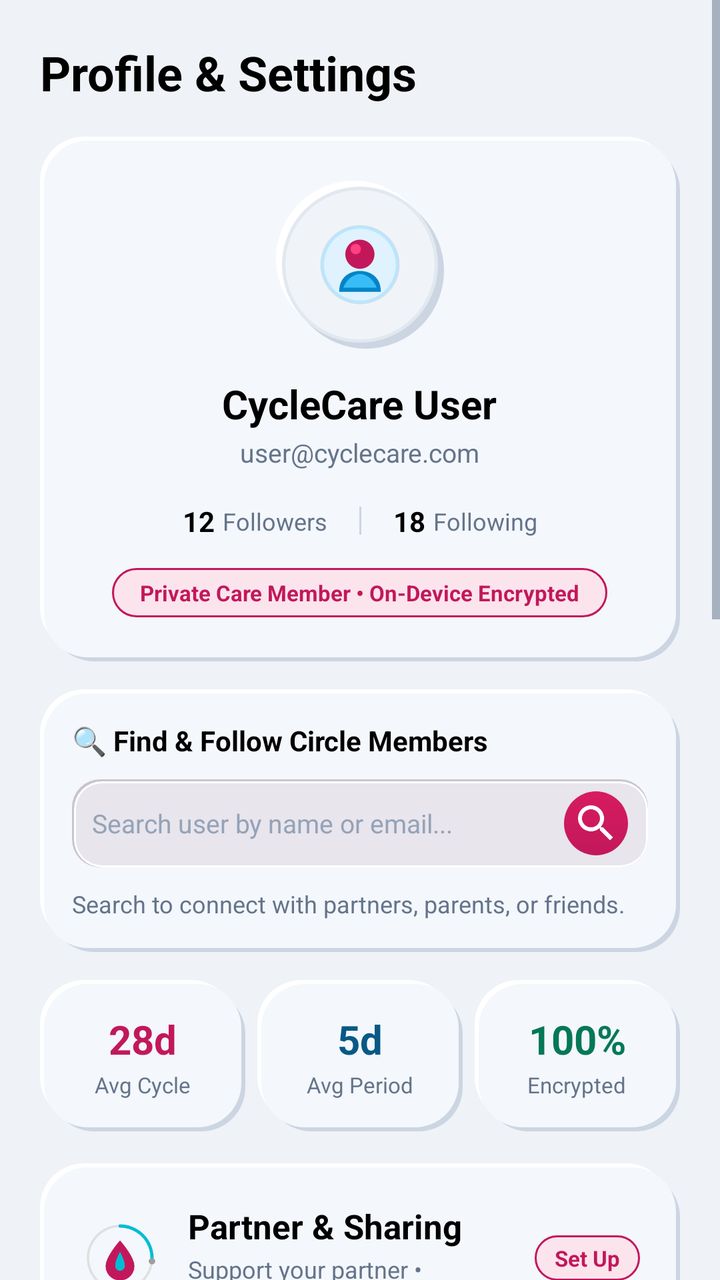
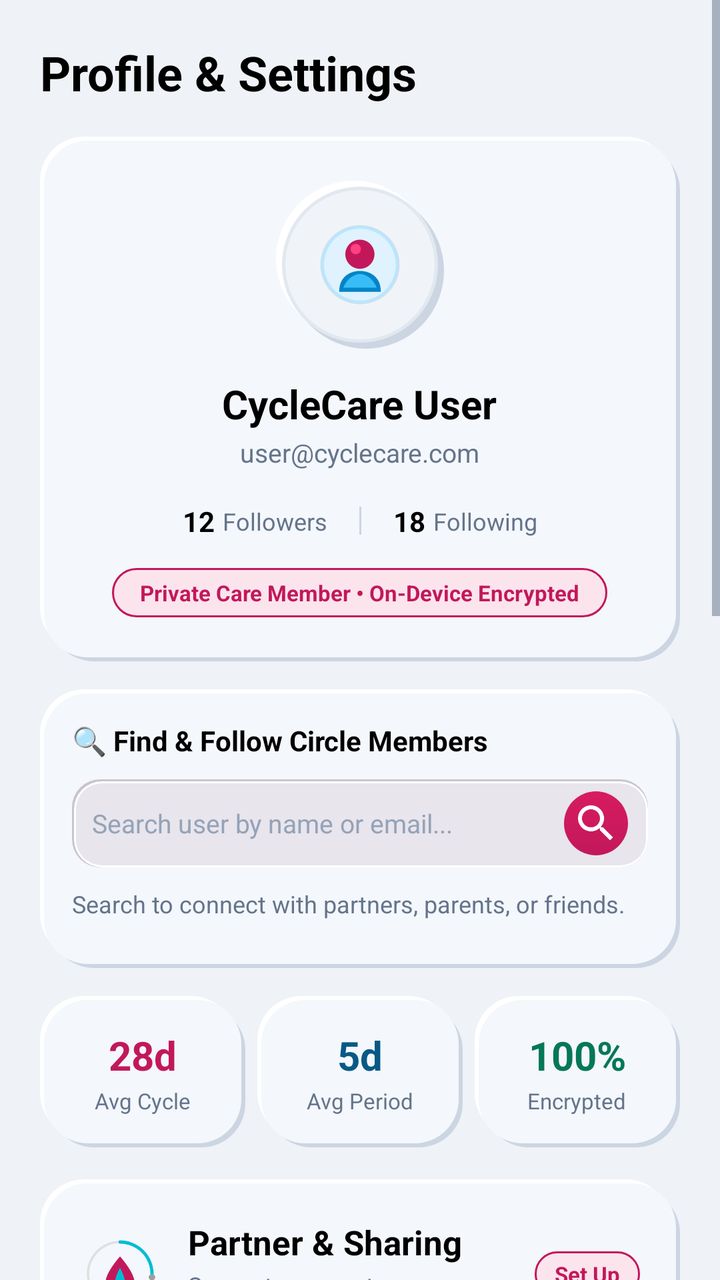

Compare the two renders of this Android layout. The source of the first and the diff that turns it into the second are given below.
<!-- AndroidManifest.xml: application theme Theme.CycleCare -->
<!-- res/layout/fragment_profile.xml -->
<?xml version="1.0" encoding="utf-8"?>
<ScrollView xmlns:android="http://schemas.android.com/apk/res/android"
    xmlns:app="http://schemas.android.com/apk/res-auto"
    android:layout_width="match_parent"
    android:layout_height="match_parent"
    android:background="@color/colorBackground"
    android:fillViewport="true">

    <LinearLayout
        android:layout_width="match_parent"
        android:layout_height="wrap_content"
        android:orientation="vertical"
        android:padding="20dp">

        <TextView
            android:layout_width="wrap_content"
            android:layout_height="wrap_content"
            android:text="Profile &amp; Settings"
            android:textColor="#000000"
            android:textSize="24sp"
            android:textStyle="bold" />

        
        <LinearLayout
            android:layout_width="match_parent"
            android:layout_height="wrap_content"
            android:layout_marginTop="16dp"
            android:background="@drawable/bg_neu_card_raised"
            android:orientation="vertical"
            android:padding="22dp"
            android:gravity="center_horizontal">

            
            <FrameLayout
                android:layout_width="84dp"
                android:layout_height="84dp"
                android:background="@drawable/bg_neu_dial_outer">

                <ImageView
                    android:layout_width="50dp"
                    android:layout_height="50dp"
                    android:layout_gravity="center"
                    android:src="@drawable/ic_nav_profile_3d"
                    android:contentDescription="Profile Photo" />
            </FrameLayout>

            <TextView
                android:id="@+id/tv_user_name"
                android:layout_width="wrap_content"
                android:layout_height="wrap_content"
                android:layout_marginTop="14dp"
                android:text="CycleCare User"
                android:textColor="#000000"
                android:textSize="20sp"
                android:textStyle="bold" />

            <TextView
                android:id="@+id/tv_user_email"
                android:layout_width="wrap_content"
                android:layout_height="wrap_content"
                android:layout_marginTop="2dp"
                android:text="user@cyclecare.com"
                android:textColor="@color/textSecondary"
                android:textSize="13sp" />

            
            <LinearLayout
                android:layout_width="wrap_content"
                android:layout_height="wrap_content"
                android:layout_marginTop="12dp"
                android:orientation="horizontal"
                android:gravity="center">

                <LinearLayout
                    android:id="@+id/ll_followers_box"
                    android:layout_width="wrap_content"
                    android:layout_height="wrap_content"
                    android:orientation="horizontal"
                    android:gravity="center_vertical"
                    android:paddingHorizontal="10dp"
                    android:paddingVertical="4dp">

                    <TextView
                        android:id="@+id/tv_followers_count"
                        android:layout_width="wrap_content"
                        android:layout_height="wrap_content"
                        android:text="12"
                        android:textColor="#000000"
                        android:textSize="14sp"
                        android:textStyle="bold" />

                    <TextView
                        android:layout_width="wrap_content"
                        android:layout_height="wrap_content"
                        android:layout_marginStart="4dp"
                        android:text="Followers"
                        android:textColor="@color/textSecondary"
                        android:textSize="12sp" />
                </LinearLayout>

                <View
                    android:layout_width="1dp"
                    android:layout_height="14dp"
                    android:layout_marginHorizontal="6dp"
                    android:background="#CBD5E1" />

                <LinearLayout
                    android:id="@+id/ll_following_box"
                    android:layout_width="wrap_content"
                    android:layout_height="wrap_content"
                    android:orientation="horizontal"
                    android:gravity="center_vertical"
                    android:paddingHorizontal="10dp"
                    android:paddingVertical="4dp">

                    <TextView
                        android:id="@+id/tv_following_count"
                        android:layout_width="wrap_content"
                        android:layout_height="wrap_content"
                        android:text="18"
                        android:textColor="#000000"
                        android:textSize="14sp"
                        android:textStyle="bold" />

                    <TextView
                        android:layout_width="wrap_content"
                        android:layout_height="wrap_content"
                        android:layout_marginStart="4dp"
                        android:text="Following"
                        android:textColor="@color/textSecondary"
                        android:textSize="12sp" />
                </LinearLayout>
            </LinearLayout>

            <TextView
                android:id="@+id/tv_member_status"
                android:layout_width="wrap_content"
                android:layout_height="wrap_content"
                android:layout_marginTop="10dp"
                android:background="@drawable/bg_badge_period"
                android:paddingHorizontal="14dp"
                android:paddingVertical="5dp"
                android:text="Private Care Member • On-Device Encrypted"
                android:textColor="@color/colorPrimary"
                android:textSize="11sp"
                android:textStyle="bold" />
        </LinearLayout>

        
        <LinearLayout
            android:layout_width="match_parent"
            android:layout_height="wrap_content"
            android:layout_marginTop="14dp"
            android:background="@drawable/bg_neu_card_raised"
            android:orientation="vertical"
            android:padding="16dp">

            <LinearLayout
                android:layout_width="match_parent"
                android:layout_height="wrap_content"
                android:orientation="horizontal"
                android:gravity="center_vertical">

                <TextView
                    android:layout_width="0dp"
                    android:layout_height="wrap_content"
                    android:layout_weight="1"
                    android:text="🔍 Find &amp; Follow Circle Members"
                    android:textColor="#000000"
                    android:textSize="14sp"
                    android:textStyle="bold" />
            </LinearLayout>

            <LinearLayout
                android:layout_width="match_parent"
                android:layout_height="44dp"
                android:layout_marginTop="10dp"
                android:background="@drawable/neu_input"
                android:orientation="horizontal"
                android:gravity="center_vertical"
                android:paddingHorizontal="10dp">

                <EditText
                    android:id="@+id/et_search_users"
                    android:layout_width="0dp"
                    android:layout_height="match_parent"
                    android:layout_weight="1"
                    android:background="@null"
                    android:hint="Search user by name or email..."
                    android:textColor="#000000"
                    android:textColorHint="#94A3B8"
                    android:textSize="13sp"
                    android:imeOptions="actionSearch"
                    android:inputType="text" />

                <ImageButton
                    android:id="@+id/btn_trigger_user_search"
                    android:layout_width="32dp"
                    android:layout_height="32dp"
                    android:background="@drawable/bg_m3_button"
                    android:src="@drawable/ic_search"
                    app:tint="@color/textOnPrimary"
                    android:contentDescription="Search" />
            </LinearLayout>

            <TextView
                android:id="@+id/tv_search_user_result"
                android:layout_width="match_parent"
                android:layout_height="wrap_content"
                android:layout_marginTop="10dp"
                android:text="Search to connect with partners, parents, or friends."
                android:textColor="#64748B"
                android:textSize="12sp" />

            <Button
                android:id="@+id/btn_action_follow_user"
                android:layout_width="match_parent"
                android:layout_height="38dp"
                android:layout_marginTop="8dp"
                android:visibility="gone"
                android:background="@drawable/bg_m3_button"
                android:text="+ Follow User"
                android:textColor="@color/textOnPrimary"
                android:textSize="12sp"
                android:textStyle="bold" />
        </LinearLayout>

        
        <LinearLayout
            android:layout_width="match_parent"
            android:layout_height="wrap_content"
            android:layout_marginTop="14dp"
            android:orientation="horizontal">

            <LinearLayout
                android:layout_width="0dp"
                android:layout_height="wrap_content"
                android:layout_weight="1"
                android:layout_marginEnd="6dp"
                android:background="@drawable/bg_neu_card_raised"
                android:gravity="center"
                android:padding="16dp"
                android:orientation="vertical">

                <TextView
                    android:layout_width="wrap_content"
                    android:layout_height="wrap_content"
                    android:text="28d"
                    android:textColor="@color/colorPrimary"
                    android:textSize="20sp"
                    android:textStyle="bold" />

                <TextView
                    android:layout_width="wrap_content"
                    android:layout_height="wrap_content"
                    android:layout_marginTop="2dp"
                    android:text="Avg Cycle"
                    android:textColor="@color/textSecondary"
                    android:textSize="11sp" />
            </LinearLayout>

            <LinearLayout
                android:layout_width="0dp"
                android:layout_height="wrap_content"
                android:layout_weight="1"
                android:layout_marginEnd="6dp"
                android:background="@drawable/bg_neu_card_raised"
                android:gravity="center"
                android:padding="16dp"
                android:orientation="vertical">

                <TextView
                    android:layout_width="wrap_content"
                    android:layout_height="wrap_content"
                    android:text="5d"
                    android:textColor="@color/colorSkyBlueDark"
                    android:textSize="20sp"
                    android:textStyle="bold" />

                <TextView
                    android:layout_width="wrap_content"
                    android:layout_height="wrap_content"
                    android:layout_marginTop="2dp"
                    android:text="Avg Period"
                    android:textColor="@color/textSecondary"
                    android:textSize="11sp" />
            </LinearLayout>

            <LinearLayout
                android:layout_width="0dp"
                android:layout_height="wrap_content"
                android:layout_weight="1"
                android:background="@drawable/bg_neu_card_raised"
                android:gravity="center"
                android:padding="16dp"
                android:orientation="vertical">

                <TextView
                    android:layout_width="wrap_content"
                    android:layout_height="wrap_content"
                    android:text="100%"
                    android:textColor="@color/colorMintGreenDark"
                    android:textSize="20sp"
                    android:textStyle="bold" />

                <TextView
                    android:layout_width="wrap_content"
                    android:layout_height="wrap_content"
                    android:layout_marginTop="2dp"
                    android:text="Encrypted"
                    android:textColor="@color/textSecondary"
                    android:textSize="11sp" />
            </LinearLayout>
        </LinearLayout>

        
        <LinearLayout
            android:id="@+id/card_partner_care"
            android:layout_width="match_parent"
            android:layout_height="wrap_content"
            android:layout_marginTop="16dp"
            android:background="@drawable/bg_neu_card_raised"
            android:orientation="vertical"
            android:padding="20dp"
            android:clickable="true"
            android:focusable="true">

            <LinearLayout
                android:layout_width="match_parent"
                android:layout_height="wrap_content"
                android:orientation="horizontal"
                android:gravity="center_vertical">

                <ImageView
                    android:layout_width="40dp"
                    android:layout_height="40dp"
                    android:src="@drawable/ic_cyclecare_logo"
                    android:contentDescription="Partner Care" />

                <LinearLayout
                    android:layout_width="0dp"
                    android:layout_height="wrap_content"
                    android:layout_marginStart="14dp"
                    android:layout_weight="1"
                    android:orientation="vertical">

                    <TextView
                        android:layout_width="wrap_content"
                        android:layout_height="wrap_content"
                        android:text="Partner &amp; Sharing"
                        android:textColor="#000000"
                        android:textSize="17sp"
                        android:textStyle="bold" />

                    <TextView
                        android:layout_width="wrap_content"
                        android:layout_height="wrap_content"
                        android:layout_marginTop="2dp"
                        android:text="Support your partner • Consent-based sharing"
                        android:textColor="@color/textSecondary"
                        android:textSize="12sp" />

                </LinearLayout>

                <TextView
                    android:id="@+id/tv_partner_status_badge"
                    android:layout_width="wrap_content"
                    android:layout_height="wrap_content"
                    android:background="@drawable/bg_badge_period"
                    android:paddingHorizontal="10dp"
                    android:paddingVertical="4dp"
                    android:text="Set Up"
                    android:textColor="@color/colorPrimary"
                    android:textSize="11sp"
                    android:textStyle="bold" />

            </LinearLayout>

        </LinearLayout>

        
        <LinearLayout
            android:id="@+id/card_circle_chat"
            android:layout_width="match_parent"
            android:layout_height="wrap_content"
            android:layout_marginTop="16dp"
            android:background="@drawable/bg_neu_card_raised"
            android:orientation="horizontal"
            android:padding="18dp"
            android:gravity="center_vertical"
            android:clickable="true"
            android:focusable="true">

            <ImageView
                android:layout_width="32dp"
                android:layout_height="32dp"
                android:src="@drawable/ic_attach_care"
                app:tint="@color/colorPrimary"
                android:contentDescription="Circle Chat" />

            <LinearLayout
                android:layout_width="0dp"
                android:layout_height="wrap_content"
                android:layout_marginStart="14dp"
                android:layout_weight="1"
                android:orientation="vertical">

                <TextView
                    android:layout_width="wrap_content"
                    android:layout_height="wrap_content"
                    android:text="Circle Care Chat 💬"
                    android:textColor="#000000"
                    android:textSize="17sp"
                    android:textStyle="bold" />

                <TextView
                    android:layout_width="wrap_content"
                    android:layout_height="wrap_content"
                    android:layout_marginTop="2dp"
                    android:text="Chat with Husband/Parents • Send pads &amp; relief"
                    android:textColor="@color/textSecondary"
                    android:textSize="12sp" />

            </LinearLayout>

            <TextView
                android:layout_width="wrap_content"
                android:layout_height="wrap_content"
                android:background="@drawable/bg_badge_period"
                android:paddingHorizontal="10dp"
                android:paddingVertical="4dp"
                android:text="Chat"
                android:textColor="@color/colorPrimary"
                android:textSize="11sp"
                android:textStyle="bold" />

        </LinearLayout>

        
        <LinearLayout
            android:id="@+id/card_my_orders"
            android:layout_width="match_parent"
            android:layout_height="wrap_content"
            android:layout_marginTop="16dp"
            android:background="@drawable/bg_neu_card_raised"
            android:orientation="horizontal"
            android:padding="18dp"
            android:gravity="center_vertical"
            android:clickable="true"
            android:focusable="true">

            <ImageView
                android:layout_width="32dp"
                android:layout_height="32dp"
                android:src="@drawable/ic_orders"
                app:tint="#D81B60"
                android:contentDescription="Orders" />

            <LinearLayout
                android:layout_width="0dp"
                android:layout_height="wrap_content"
                android:layout_marginStart="14dp"
                android:layout_weight="1"
                android:orientation="vertical">

                <TextView
                    android:layout_width="wrap_content"
                    android:layout_height="wrap_content"
                    android:text="My Orders &amp; Care Deliveries"
                    android:textColor="#000000"
                    android:textSize="16sp"
                    android:textStyle="bold" />

                <TextView
                    android:layout_width="wrap_content"
                    android:layout_height="wrap_content"
                    android:layout_marginTop="2dp"
                    android:text="Track active deliveries &amp; order history"
                    android:textColor="@color/textSecondary"
                    android:textSize="12sp" />
            </LinearLayout>

            <ImageView
                android:layout_width="20dp"
                android:layout_height="20dp"
                android:src="@drawable/ic_arrow_back"
                android:rotation="180"
                app:tint="#A0AEC0" />
        </LinearLayout>

        
        <LinearLayout
            android:id="@+id/card_my_addresses"
            android:layout_width="match_parent"
            android:layout_height="wrap_content"
            android:layout_marginTop="12dp"
            android:background="@drawable/bg_neu_card_raised"
            android:orientation="horizontal"
            android:padding="18dp"
            android:gravity="center_vertical"
            android:clickable="true"
            android:focusable="true">

            <ImageView
                android:layout_width="32dp"
                android:layout_height="32dp"
                android:src="@drawable/ic_location"
                android:contentDescription="Addresses" />

            <LinearLayout
                android:layout_width="0dp"
                android:layout_height="wrap_content"
                android:layout_marginStart="14dp"
                android:layout_weight="1"
                android:orientation="vertical">

                <TextView
                    android:layout_width="wrap_content"
                    android:layout_height="wrap_content"
                    android:text="Delivery Addresses"
                    android:textColor="#000000"
                    android:textSize="16sp"
                    android:textStyle="bold" />

                <TextView
                    android:layout_width="wrap_content"
                    android:layout_height="wrap_content"
                    android:layout_marginTop="2dp"
                    android:text="Manage home, work, &amp; partner delivery locations"
                    android:textColor="@color/textSecondary"
                    android:textSize="12sp" />
            </LinearLayout>

            <ImageView
                android:layout_width="20dp"
                android:layout_height="20dp"
                android:src="@drawable/ic_arrow_back"
                android:rotation="180"
                app:tint="#A0AEC0" />
        </LinearLayout>

        
        <LinearLayout
            android:layout_width="match_parent"
            android:layout_height="wrap_content"
            android:layout_marginTop="16dp"
            android:background="@drawable/bg_neu_card_raised"
            android:orientation="vertical"
            android:padding="20dp">

            <TextView
                android:layout_width="wrap_content"
                android:layout_height="wrap_content"
                android:text="Share CycleCare APK"
                android:textColor="@color/colorPrimary"
                android:textSize="15sp"
                android:textStyle="bold" />

            <TextView
                android:layout_width="wrap_content"
                android:layout_height="wrap_content"
                android:layout_marginTop="4dp"
                android:text="Export and share the full APK file directly with family or nearby devices."
                android:textColor="@color/textSecondary"
                android:textSize="12sp" />

            <Button
                android:id="@+id/btn_share_apk"
                android:layout_width="match_parent"
                android:layout_height="48dp"
                android:layout_marginTop="14dp"
                android:background="@drawable/bg_m3_button"
                android:text="Share APK File"
                android:textColor="@color/textOnPrimary"
                android:textSize="13sp"
                android:textStyle="bold" />
        </LinearLayout>

        
        <Button
            android:id="@+id/btn_app_settings"
            style="@style/Widget.MaterialComponents.Button.OutlinedButton"
            android:layout_width="match_parent"
            android:layout_height="48dp"
            android:layout_marginTop="16dp"
            android:text="Privacy &amp; Custom Settings"
            android:textColor="#000000"
            android:textSize="13sp"
            android:textStyle="bold"
            app:cornerRadius="24dp"
            app:strokeColor="@color/colorBorder" />

        <Button
            android:id="@+id/btn_logout"
            android:layout_width="match_parent"
            android:layout_height="48dp"
            android:layout_marginTop="12dp"
            android:layout_marginBottom="28dp"
            android:backgroundTint="@color/colorError"
            android:text="Log Out"
            android:textColor="@color/textOnPrimary"
            android:textSize="13sp"
            android:textStyle="bold"
            app:cornerRadius="24dp" />

    </LinearLayout>
</ScrollView>
<!-- resources referenced by this layout -->
<resources>
  <color name="colorBackground">#EFF2F6</color>
  <color name="colorBorder">#D8E0EB</color>
  <color name="colorError">#DC2626</color>
  <color name="colorMintGreenDark">#047857</color>
  <color name="colorPrimary">#C2185B</color>
  <color name="colorSkyBlueDark">#075985</color>
  <color name="textOnPrimary">#FFFFFF</color>
  <color name="textSecondary">#64748B</color>
  <!-- drawable bg_badge_period (drawable) -->
  <?xml version="1.0" encoding="utf-8"?>
  <shape xmlns:android="http://schemas.android.com/apk/res/android"
      android:shape="rectangle">
      <solid android:color="#FCE4EC" />
      <corners android:radius="12dp" />
      <stroke android:width="1dp" android:color="#C2185B" />
  </shape>
  <!-- drawable bg_m3_button (drawable) -->
  <?xml version="1.0" encoding="utf-8"?>
  <ripple xmlns:android="http://schemas.android.com/apk/res/android"
      android:color="#40FFFFFF">
      <item>
          <shape android:shape="rectangle">
              <gradient
                  android:angle="270"
                  android:startColor="#D81B60"
                  android:endColor="#C2185B" />
              <corners android:radius="28dp" />
          </shape>
      </item>
  </ripple>
  <!-- drawable ic_arrow_back (drawable) -->
  <vector xmlns:android="http://schemas.android.com/apk/res/android"
      android:width="24dp"
      android:height="24dp"
      android:viewportWidth="24"
      android:viewportHeight="24"
      android:tint="#1E293B">
    <path
        android:fillColor="@android:color/white"
        android:pathData="M20,11H7.83l5.59,-5.59L12,4l-8,8 8,8 1.41,-1.41L7.83,13H20v-2z"/>
  </vector>
  <!-- drawable ic_attach_care (drawable) -->
  <vector xmlns:android="http://schemas.android.com/apk/res/android"
      android:width="24dp"
      android:height="24dp"
      android:viewportWidth="24"
      android:viewportHeight="24">
    <path
        android:fillColor="#E91E63"
        android:pathData="M12,2C6.48,2 2,6.48 2,12s4.48,10 10,10 10,-4.48 10,-10S17.52,2 12,2zm5,11h-4v4h-2v-4H7v-2h4V7h2v4h4v2z"/>
  </vector>
  <!-- drawable ic_location (drawable) -->
  <vector xmlns:android="http://schemas.android.com/apk/res/android"
      android:width="24dp"
      android:height="24dp"
      android:viewportWidth="24"
      android:viewportHeight="24">
    <path
        android:fillColor="#FF3182CE"
        android:pathData="M12,2C8.13,2 5,5.13 5,9c0,5.25 7,13 7,13s7,-7.75 7,-13c0,-3.87 -3.13,-7 -7,-7zM12,11.5c-1.38,0 -2.5,-1.12 -2.5,-2.5s1.12,-2.5 2.5,-2.5 2.5,1.12 2.5,2.5 -1.12,2.5 -2.5,2.5z"/>
  </vector>
  <!-- drawable ic_orders (drawable) -->
  <vector xmlns:android="http://schemas.android.com/apk/res/android"
      android:width="24dp"
      android:height="24dp"
      android:viewportWidth="24"
      android:viewportHeight="24">
    <path
        android:fillColor="#FF2D3748"
        android:pathData="M19,3L5,3c-1.1,0 -2,0.9 -2,2v14c0,1.1 0.9,2 2,2h14c1.1,0 2,-0.9 2,-2L21,5c0,-1.1 -0.9,-2 -2,-2zM19,19L5,19L5,5h14v14zM7,10h10v2L7,12zM7,7h10v2L7,7zM7,14h7v2L7,16z"/>
  </vector>
  <color name="colorPrimaryVariant">#AD1457</color>
  <color name="colorSecondary">#0284C7</color>
  <color name="colorSecondaryVariant">#0369A1</color>
  <color name="colorSurface">#F4F7FB</color>
  <color name="textPrimary">#1E293B</color>
  <!-- unchanged entries left out for length: 7 -->
</resources>

<!-- the commit's change to res/layout/fragment_profile.xml (unified diff, before → after) -->
@@ -212,17 +212,51 @@
                 android:textColor="#64748B"
                 android:textSize="12sp" />
 
-            <Button
-                android:id="@+id/btn_action_follow_user"
+            <LinearLayout
                 android:layout_width="match_parent"
-                android:layout_height="38dp"
+                android:layout_height="wrap_content"
                 android:layout_marginTop="8dp"
-                android:visibility="gone"
-                android:background="@drawable/bg_m3_button"
-                android:text="+ Follow User"
-                android:textColor="@color/textOnPrimary"
-                android:textSize="12sp"
-                android:textStyle="bold" />
+                android:orientation="horizontal">
+
+                <Button
+                    android:id="@+id/btn_action_follow_user"
+                    android:layout_width="0dp"
+                    android:layout_height="38dp"
+                    android:layout_weight="1"
+                    android:visibility="gone"
+                    android:background="@drawable/bg_m3_button"
+                    android:text="+ Follow User"
+                    android:textColor="@color/textOnPrimary"
+                    android:textSize="11sp"
+                    android:textStyle="bold" />
+
+                <Button
+                    android:id="@+id/btn_action_set_tag"
+                    android:layout_width="0dp"
+                    android:layout_height="38dp"
+                    android:layout_weight="1"
+                    android:layout_marginStart="6dp"
+                    android:visibility="gone"
+                    android:background="@drawable/bg_neu_card_raised"
+                    android:text="🏷️ Set Tag"
+                    android:textColor="@color/colorPrimary"
+                    android:textSize="11sp"
+                    android:textStyle="bold"
+                    app:backgroundTint="@null" />
+
+                <Button
+                    android:id="@+id/btn_action_chat_now"
+                    android:layout_width="0dp"
+                    android:layout_height="38dp"
+                    android:layout_weight="1"
+                    android:layout_marginStart="6dp"
+                    android:visibility="gone"
+                    android:background="@drawable/bg_quick_pill"
+                    android:text="💬 Chat"
+                    android:textColor="@color/colorPrimary"
+                    android:textSize="11sp"
+                    android:textStyle="bold" />
+            </LinearLayout>
         </LinearLayout>
 
         
<!-- resource entries referenced after the edit -->
@@ -30,6 +30,14 @@
           </shape>
       </item>
   </ripple>
+  <!-- drawable bg_quick_pill (drawable) -->
+  <?xml version="1.0" encoding="utf-8"?>
+  <shape xmlns:android="http://schemas.android.com/apk/res/android"
+      android:shape="rectangle">
+      <solid android:color="#FFFFFF" />
+      <stroke android:width="1dp" android:color="#FCE4EC" />
+      <corners android:radius="20dp" />
+  </shape>
   <!-- drawable ic_arrow_back (drawable) -->
   <vector xmlns:android="http://schemas.android.com/apk/res/android"
       android:width="24dp"
